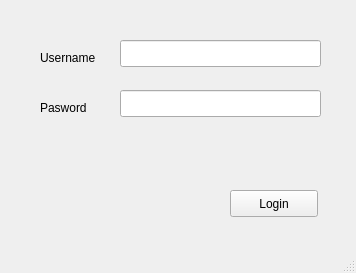
This is Client-Python/login.ui in ParkerMc/BoE as Qt 5 draws it before an edit. The edited form follows.
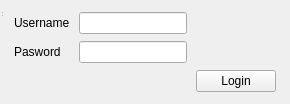
This is the edited form.

```diff
--- a/Client-Python/login.ui
+++ b/Client-Python/login.ui
@@ -1,90 +1,104 @@
 <?xml version="1.0" encoding="UTF-8"?>
 <ui version="4.0">
  <class>MainWindow</class>
- <widget class="QMainWindow" name="MainWindow">
+ <widget class="QWidget" name="MainWindow">
   <property name="geometry">
    <rect>
     <x>0</x>
     <y>0</y>
-    <width>356</width>
-    <height>273</height>
+    <width>290</width>
+    <height>104</height>
    </rect>
   </property>
+  <property name="sizePolicy">
+   <sizepolicy hsizetype="Fixed" vsizetype="Fixed">
+    <horstretch>0</horstretch>
+    <verstretch>0</verstretch>
+   </sizepolicy>
+  </property>
+  <property name="minimumSize">
+   <size>
+    <width>286</width>
+    <height>93</height>
+   </size>
+  </property>
   <property name="windowTitle">
    <string>BOE</string>
   </property>
-  <widget class="QWidget" name="centralwidget">
-   <widget class="QLineEdit" name="lineEdit">
-    <property name="geometry">
-     <rect>
-      <x>120</x>
-      <y>40</y>
-      <width>201</width>
-      <height>27</height>
-     </rect>
-    </property>
-   </widget>
-   <widget class="QLineEdit" name="lineEdit_2">
-    <property name="geometry">
-     <rect>
-      <x>120</x>
-      <y>90</y>
-      <width>201</width>
-      <height>27</height>
-     </rect>
-    </property>
-   </widget>
-   <widget class="QPushButton" name="pushButton">
-    <property name="geometry">
-     <rect>
-      <x>230</x>
-      <y>190</y>
-      <width>88</width>
-      <height>27</height>
-     </rect>
+  <layout class="QGridLayout" name="gridLayout">
+   <item row="1" column="0">
+    <widget class="QLabel" name="label_2">
+     <property name="sizePolicy">
+      <sizepolicy hsizetype="Fixed" vsizetype="Fixed">
+       <horstretch>0</horstretch>
+       <verstretch>0</verstretch>
+      </sizepolicy>
+     </property>
+     <property name="text">
+      <string>Pasword</string>
+     </property>
+    </widget>
+   </item>
+   <item row="2" column="6">
+    <widget class="QPushButton" name="Login">
+     <property name="sizePolicy">
+      <sizepolicy hsizetype="Fixed" vsizetype="Fixed">
+       <horstretch>0</horstretch>
+       <verstretch>0</verstretch>
+      </sizepolicy>
     </property>
     <property name="text">
      <string>Login</string>
     </property>
    </widget>
+   </item>
+   <item row="0" column="0">
    <widget class="QLabel" name="label">
-    <property name="geometry">
-     <rect>
-      <x>40</x>
-      <y>50</y>
-      <width>61</width>
-      <height>16</height>
-     </rect>
+     <property name="sizePolicy">
+      <sizepolicy hsizetype="Fixed" vsizetype="Fixed">
+       <horstretch>0</horstretch>
+       <verstretch>0</verstretch>
+      </sizepolicy>
     </property>
     <property name="text">
      <string>Username</string>
     </property>
    </widget>
-   <widget class="QLabel" name="label_2">
-    <property name="geometry">
-     <rect>
-      <x>40</x>
-      <y>100</y>
-      <width>57</width>
-      <height>15</height>
-     </rect>
-    </property>
-    <property name="text">
-     <string>Pasword</string>
-    </property>
-   </widget>
-  </widget>
-  <widget class="QMenuBar" name="menubar">
+   </item>
+   <item row="0" column="1">
+    <widget class="QLineEdit" name="user">
+     <property name="sizePolicy">
+      <sizepolicy hsizetype="Fixed" vsizetype="Fixed">
+       <horstretch>0</horstretch>
+       <verstretch>0</verstretch>
+      </sizepolicy>
+     </property>
+    </widget>
+   </item>
+   <item row="1" column="1">
+    <widget class="QLineEdit" name="passwd">
+     <property name="sizePolicy">
+      <sizepolicy hsizetype="Fixed" vsizetype="Fixed">
+       <horstretch>0</horstretch>
+       <verstretch>0</verstretch>
+      </sizepolicy>
+     </property>
+     <property name="echoMode">
+      <enum>QLineEdit::Password</enum>
+     </property>
+    </widget>
+   </item>
+  </layout>
+  <widget class="QStatusBar" name="statusbar">
    <property name="geometry">
     <rect>
      <x>0</x>
      <y>0</y>
-     <width>356</width>
-     <height>21</height>
+     <width>3</width>
+     <height>18</height>
     </rect>
    </property>
   </widget>
-  <widget class="QStatusBar" name="statusbar"/>
  </widget>
  <resources/>
  <connections/>
```
Lines whose indentation alone changed are shown as unchanged.
